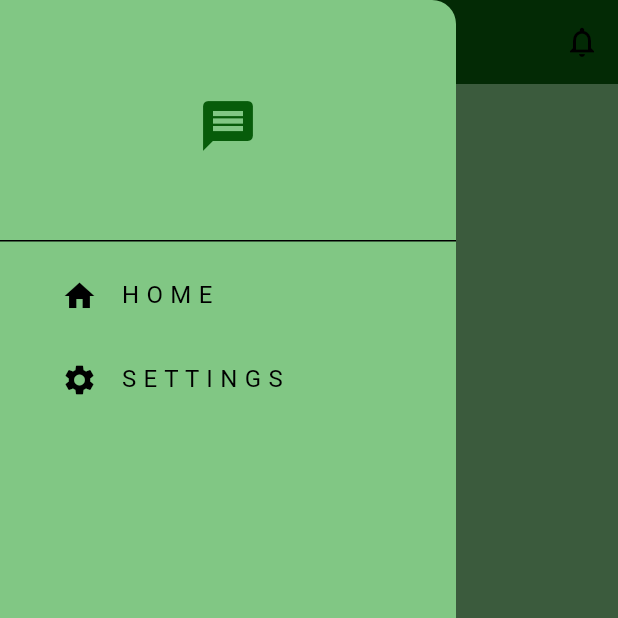
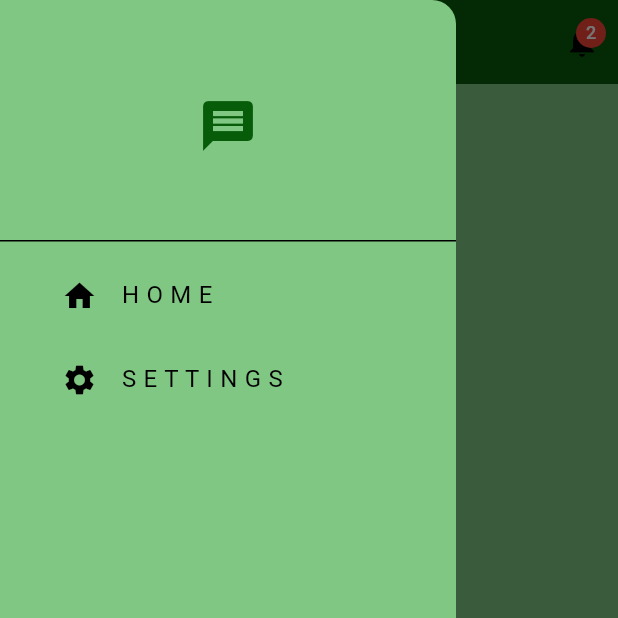
Before and after one commit to julivivas/marketplace_chat, a Flutter app: the screen it shows once a user with an empty profile is signed in, with the side drawer open, on a phone screen of 412 x 824 dp, the top half of it. Run offline on Flutter 3.47's test engine with Material 3 defaults, Android fonts, the phone set to English and light mode, and no system bars; our stand-ins replace cloud_firestore, firebase_auth, firebase_core; accounts and stored records are empty; network calls fail; statements that could not run were skipped.

Commit message:
Notification System

```diff
--- a/uprm_chat/lib/main.dart
+++ b/uprm_chat/lib/main.dart
@@ -1,21 +1,26 @@
 import 'package:flutter/material.dart';
 import 'package:firebase_core/firebase_core.dart';
+import 'package:provider/provider.dart';
 import 'package:uprm_chat/services/auth/auth_gate.dart';
 import 'package:uprm_chat/themes/uprm_green.dart';
+import 'package:uprm_chat/providers/notification_provider.dart';
 import 'firebase_options.dart';
 
 void main() async {
   WidgetsFlutterBinding.ensureInitialized();
   await Firebase.initializeApp(options: DefaultFirebaseOptions.currentPlatform);
 
-  runApp(const MyApp()); //Runs the App
+  runApp(
+    ChangeNotifierProvider(
+      create: (_) => NotificationProvider(), // ✅ Provide notifications globally
+      child: const MyApp(),
+    ),
+  );
 }
 
 class MyApp extends StatelessWidget {
-  // Our Root Widget
-  const MyApp({super.key}); // Contructor for the Class
+  const MyApp({super.key});
 
-  // This widget is the root of your application.
   @override
   Widget build(BuildContext context) {
     return MaterialApp(
--- a/uprm_chat/lib/pages/home_page.dart
+++ b/uprm_chat/lib/pages/home_page.dart
@@ -1,23 +1,17 @@
 import 'package:flutter/material.dart';
+import 'package:provider/provider.dart';
 import 'package:uprm_chat/components/my_drawer.dart';
 import 'package:uprm_chat/components/user_tile.dart';
 import 'package:uprm_chat/pages/chat_page.dart';
 import 'package:uprm_chat/services/auth/auth_service.dart';
 import 'package:uprm_chat/services/chat/chat_services.dart';
-import 'package:uprm_chat/services/notification_service.dart';
-import 'package:uprm_chat/models/notification.dart';
-import 'package:uprm_chat/components/notification_list.dart';
-
-
-//Format for our Home_page
+import 'package:uprm_chat/providers/notification_provider.dart';
 
 class HomePage extends StatelessWidget {
   HomePage({super.key});
 
-  //chat & auth services
   final ChatServices _chatServices = ChatServices();
   final AuthService _authService = AuthService();
-  final NotificationService _notificationService = NotificationService();
 
   @override
   Widget build(BuildContext context) {
@@ -26,29 +20,26 @@ class HomePage extends StatelessWidget {
         title: const Text("Home", style: TextStyle(color: Colors.white)),
         backgroundColor: Theme.of(context).colorScheme.primary,
         actions: [
-          StreamBuilder<List<NotificationModel>>(
-            stream: _notificationService.getUserNotifications(_authService.getCurrentUser()!.uid),
-            builder: (context, snapshot) {
-              if (!snapshot.hasData || snapshot.data!.isEmpty) {
-                return IconButton(
-                  icon: Icon(Icons.notifications_none),
-                  onPressed: () {}, // No notifications
+          _buildNotificationIcon(context), // ✅ Add the notification icon
+        ],
+      ),
+      drawer: const MyDrawer(),
+      body: _buildUserList(),
     );
   }
 
+  Widget _buildNotificationIcon(BuildContext context) {
+    return Consumer<NotificationProvider>(
+      builder: (context, notifier, child) {
         return Stack(
           children: [
             IconButton(
-                    icon: Icon(Icons.notifications),
+              icon: const Icon(Icons.notifications),
               onPressed: () {
-                      showModalBottomSheet(
-                        context: context,
-                        builder: (context) => NotificationList(
-                          notifications: snapshot.data!,
-                        ),
-                      );
+                _showNotificationPreview(context, notifier);
               },
             ),
+            if (notifier.unreadCount > 0)
               Positioned(
                 right: 8,
                 top: 8,
@@ -56,60 +47,74 @@ class HomePage extends StatelessWidget {
                   radius: 10,
                   backgroundColor: Colors.red,
                   child: Text(
-                        snapshot.data!.length.toString(),
-                        style: TextStyle(color: Colors.white, fontSize: 12),
+                    notifier.unreadCount.toString(),
+                    style: const TextStyle(color: Colors.white, fontSize: 12),
                   ),
                 ),
               ),
           ],
         );
       },
+    );
+  }
+
+  void _showNotificationPreview(BuildContext context, NotificationProvider notifier) {
+    showModalBottomSheet(
+      context: context,
+      builder: (context) => Container(
+        padding: const EdgeInsets.all(16),
+        height: 200,
+        child: Column(
+          crossAxisAlignment: CrossAxisAlignment.start,
+          children: [
+            const Text("Notifications", style: TextStyle(fontSize: 18, fontWeight: FontWeight.bold)),
+            const SizedBox(height: 10),
+            Expanded(
+              child: ListView.builder(
+                itemCount: notifier.notifications.length,
+                itemBuilder: (context, index) {
+                  final notification = notifier.notifications[index];
+                  return ListTile(
+                    title: Text(notification['message']),
+                    leading: Icon(notification['read'] ? Icons.check : Icons.mark_chat_unread),
+                  );
+                },
+              ),
+            ),
+            ElevatedButton(
+              onPressed: () {
+                notifier.markAllAsRead();
+                Navigator.pop(context);
+              },
+              child: const Text("Mark all as read"),
             ),
           ],
         ),
-      drawer: const MyDrawer(),
-      body: _buildUserList(),
+      ),
     );
   }
 
-  // build a list of users except for current logged in user
   Widget _buildUserList() {
     return StreamBuilder(
       stream: _chatServices.getUsersStream(),
       builder: (context, snapshot) {
-        //error
-        if (snapshot.hasError) {
-          return const Text("Error");
-        }
-        //loading..
-        if (snapshot.connectionState == ConnectionState.waiting) {
-          return const Text("Loading");
-        }
+        if (snapshot.hasError) return const Text("Error");
+        if (snapshot.connectionState == ConnectionState.waiting) return const Text("Loading...");
 
-        //return list view
         return ListView(
-          children:
-              snapshot.data!
-                  .map<Widget>(
-                    (userData) => _buildUserListItem(userData, context),
-                  )
+          children: snapshot.data!
+              .map<Widget>((userData) => _buildUserListItem(userData, context))
               .toList(),
         );
       },
     );
   }
 
-  //Build individual list tile for user
-  Widget _buildUserListItem(
-    Map<String, dynamic> userData,
-    BuildContext context,
-  ) {
-    // display all users except current user
+  Widget _buildUserListItem(Map<String, dynamic> userData, BuildContext context) {
     if (userData['email'] != _authService.getCurrentUser()!.email) {
       return UserTile(
         text: userData["email"],
         onTap: () {
-          //tapped on a user -> go to chat page
           Navigator.push(
             context,
             MaterialPageRoute(
--- /dev/null
+++ b/uprm_chat/lib/providers/notification_provider.dart
@@ -0,0 +1,19 @@
+import 'package:flutter/material.dart';
+
+class NotificationProvider extends ChangeNotifier {
+  List<Map<String, dynamic>> _notifications = [
+    {"id": 1, "message": "2 new messages from Gerald", "read": false},
+    {"id": 2, "message": "New message from Alice", "read": false},
+  ];
+
+  List<Map<String, dynamic>> get notifications => _notifications;
+
+  int get unreadCount => _notifications.where((n) => !n['read']).length;
+
+  void markAllAsRead() {
+    for (var notification in _notifications) {
+      notification['read'] = true;
+    }
+    notifyListeners();
+  }
+}
--- a/uprm_chat/pubspec.yaml
+++ b/uprm_chat/pubspec.yaml
@@ -39,6 +39,7 @@ dependencies:
   firebase_auth: ^5.5.1
   firebase_messaging: ^15.2.4
   firebase_core: ^3.12.1
+  provider: ^6.1.2
 
 dev_dependencies:
   flutter_test:
```
Also changed, not shown: uprm_chat/pubspec.lock. Lines whose indentation alone changed are shown as unchanged.
